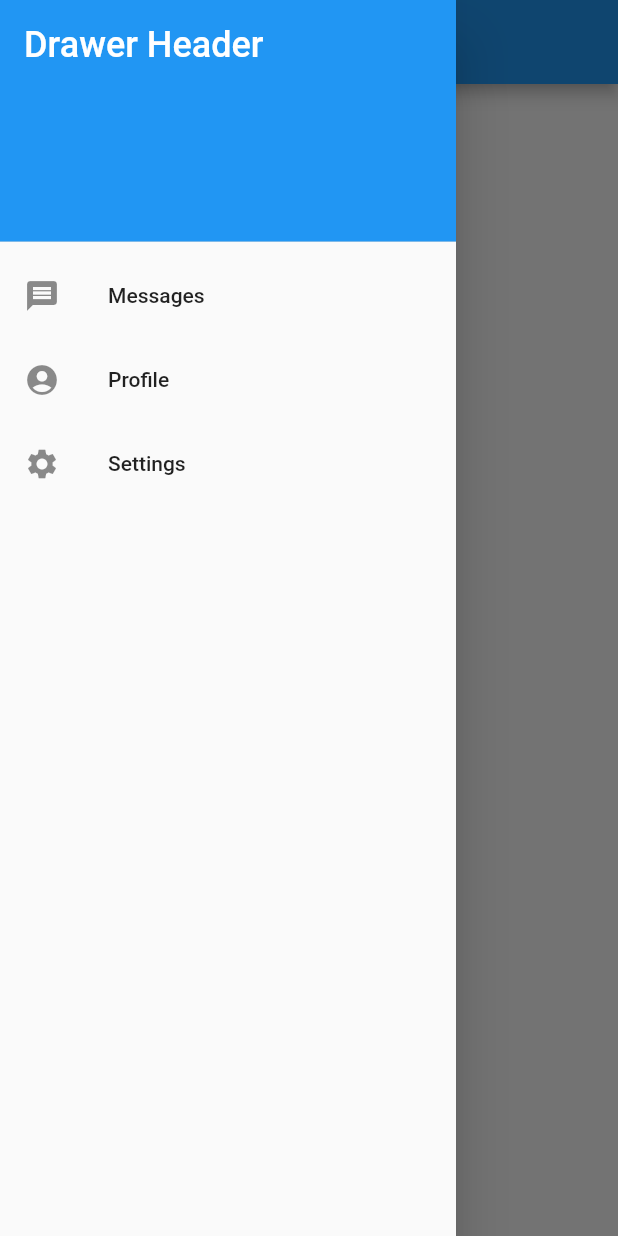
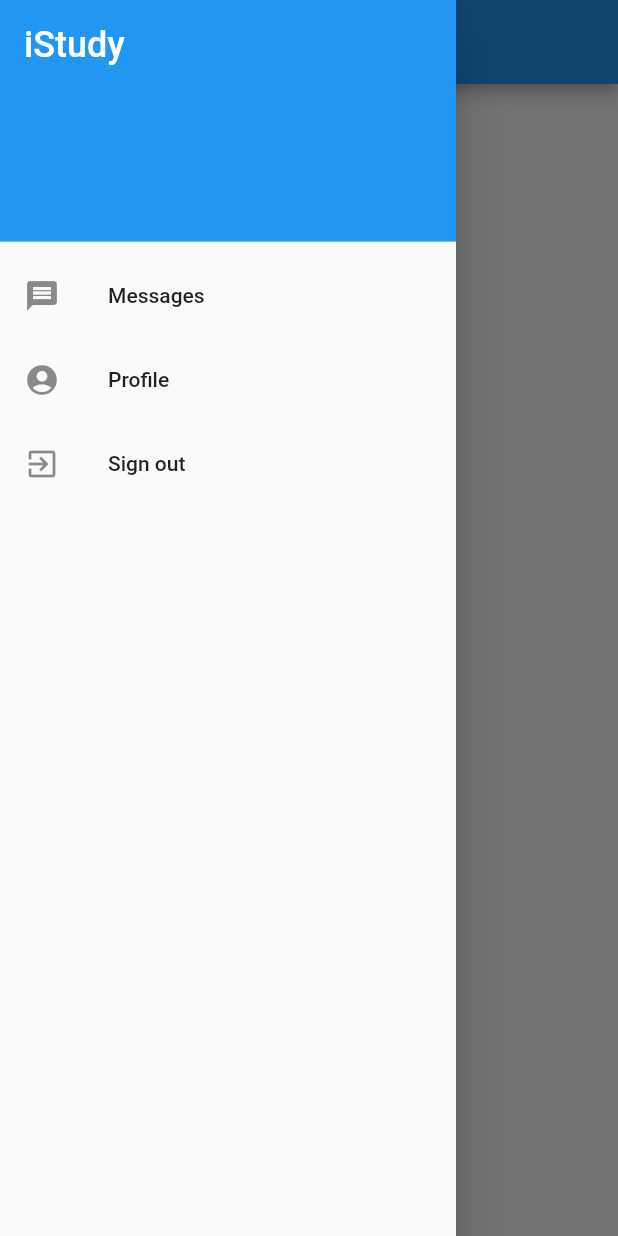
Before and after one commit to user-cube/iStudy-Flutter, a Flutter app: the screen it shows once a user with an empty profile is signed in, with the side drawer open, on a phone screen of 412 x 824 dp. Run offline on Flutter 3.47's test engine with Material 2 defaults, Android fonts, the light colour scheme and no system bars; our stand-ins replace cloud_firestore, firebase_auth, flutter_spinkit; accounts and stored records are empty.

Commit message:
sign out from dawer; studen and teacher drawer; router

```diff
--- /dev/null
+++ b/istudy/lib/drawers/student/drawer.dart
@@ -0,0 +1,51 @@
+import 'package:flutter/material.dart';
+import 'package:istudy/services/auth.dart';
+
+class StudentDrawer extends StatelessWidget {
+  final AuthService _authService = AuthService();
+
+  final String title;
+  StudentDrawer({Key key, this.title}) : super(key: key);
+  @override
+  Widget build(BuildContext context) {
+    return Scaffold(
+      appBar: AppBar(
+        title: Text(title),
+      ),
+      drawer: Drawer(
+        child: ListView(
+          padding: EdgeInsets.zero,
+          children: <Widget>[
+            DrawerHeader(
+              decoration: BoxDecoration(
+                color: Colors.blue,
+              ),
+              child: Text(
+                'iStudy',
+                style: TextStyle(
+                  color: Colors.white,
+                  fontSize: 24,
+                ),
+              ),
+            ),
+            ListTile(
+              leading: Icon(Icons.message),
+              title: Text('Messages'),
+            ),
+            ListTile(
+              leading: Icon(Icons.account_circle),
+              title: Text('Profile'),
+            ),
+            ListTile(
+              leading: Icon(Icons.exit_to_app),
+              title: Text('Sign out'),
+              onTap: () async {
+                await _authService.signOut();
+              },
+            ),
+          ],
+        ),
+      ),
+    );
+  }
+}
--- a/istudy/lib/widgets/drawer.dart
+++ b/istudy/lib/drawers/teacher/drawer.dart
@@ -1,8 +1,11 @@
 import 'package:flutter/material.dart';
+import 'package:istudy/services/auth.dart';
 
-class MyDrawer extends StatelessWidget {
+class TeacherDrawer extends StatelessWidget {
+  final AuthService _authService = AuthService();
+
   final String title;
-  MyDrawer({Key key, this.title}) : super(key: key);
+  TeacherDrawer({Key key, this.title}) : super(key: key);
   @override
   Widget build(BuildContext context) {
     return Scaffold(
@@ -12,13 +15,13 @@ class MyDrawer extends StatelessWidget {
       drawer: Drawer(
         child: ListView(
           padding: EdgeInsets.zero,
-          children: const <Widget>[
+          children: <Widget>[
             DrawerHeader(
               decoration: BoxDecoration(
                 color: Colors.blue,
               ),
               child: Text(
-                'Drawer Header',
+                'iStudy - Teacher',
                 style: TextStyle(
                   color: Colors.white,
                   fontSize: 24,
@@ -34,8 +37,11 @@ class MyDrawer extends StatelessWidget {
               title: Text('Profile'),
             ),
             ListTile(
-              leading: Icon(Icons.settings),
-              title: Text('Settings'),
+              leading: Icon(Icons.exit_to_app),
+              title: Text('Sign out'),
+              onTap: () async {
+                await _authService.signOut();
+              },
             ),
           ],
         ),
--- a/istudy/lib/screens/home/student/home.dart
+++ b/istudy/lib/screens/home/student/home.dart
@@ -1,12 +1,10 @@
 import 'package:flutter/material.dart';
-import 'package:istudy/services/auth.dart';
-import 'package:istudy/widgets/drawer.dart';
+import 'package:istudy/drawers/student/drawer.dart';
 
-class Home extends StatelessWidget {
-  final AuthService _authService = AuthService();
+class StudentHome extends StatelessWidget {
   @override
   Widget build(BuildContext context) {
-    return MyDrawer(
+    return StudentDrawer(
       title: 'My Notes',
     );
   }
--- a/istudy/lib/screens/wrapper.dart
+++ b/istudy/lib/screens/wrapper.dart
@@ -49,9 +49,9 @@ class _HandleAuhtenticationState extends State<HandleAuhtentication> {
     } else {
       checkRole(user.uid);
       if (role == 1) {
-        return THome();
+        return TeacherHome();
       }
-      return Home();
+      return StudentHome();
     }
   }
 }
```
Also changed, not shown: istudy/lib/app.dart (+24 -0 lines), istudy/lib/screens/authenticate/sign_in.dart (+1 -13 lines), istudy/lib/screens/home/home.dart (deleted, +0 -25 lines), istudy/lib/screens/home/teacher/home.dart (+4 -18 lines).
